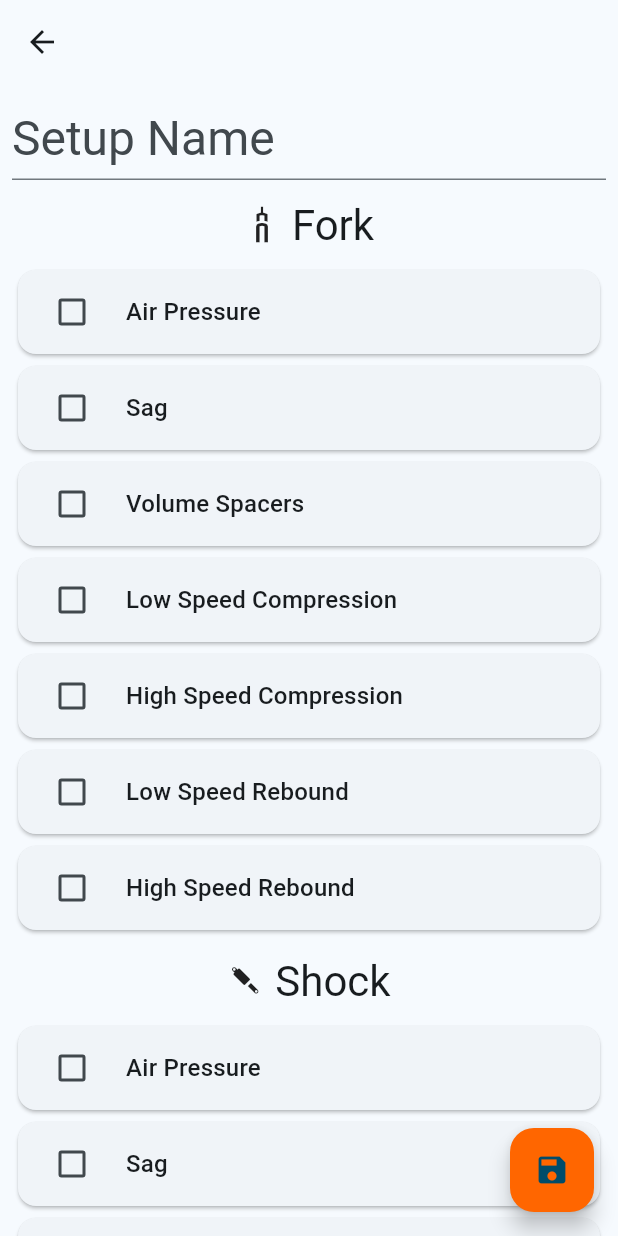
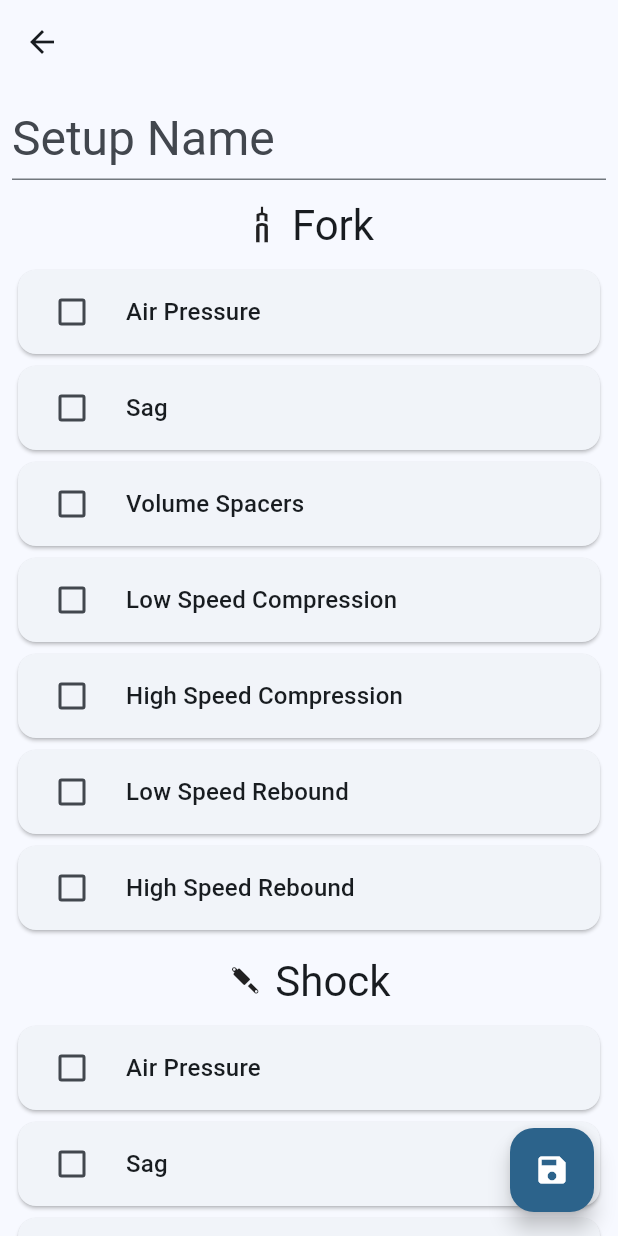
Before and after one commit to pec0ra/suspension_setup, a Flutter app: the screen it shows after launch, after a tap on the "add" icon, on a phone screen of 412 x 824 dp. Run offline on Flutter 3.47's test engine with Material 3 defaults, Android fonts, the phone set to English and light mode, and no system bars; our stand-ins replace file_picker, flutter_svg.

Commit message:
Color refresh

```diff
--- a/flutter_launcher_icons.yaml
+++ b/flutter_launcher_icons.yaml
@@ -6,8 +6,8 @@ flutter_launcher_icons:
   web:
     generate: true
     image_path: "assets/icon/icon-foreground-432.png"
-    background_color: "#13a2d1"
-    theme_color: "##13a2d1"
+    background_color: "#88a6c3"
+    theme_color: "#88a6c3"
   windows:
     generate: true
     image_path: "assets/icon/icon-foreground-432.png"
--- a/lib/home_page.dart
+++ b/lib/home_page.dart
@@ -115,6 +115,8 @@ class _HomePageState extends State<HomePage> {
         },
       ),
       floatingActionButton: FloatingActionButton(
+        backgroundColor: theme.colorScheme.primary,
+        foregroundColor: theme.colorScheme.onPrimary,
         onPressed: createSetup,
         tooltip: 'Add setup',
         child: const Icon(Icons.add),
--- a/lib/main.dart
+++ b/lib/main.dart
@@ -20,11 +20,12 @@ class SuspensionSetupApp extends StatelessWidget {
     return MaterialApp(
       title: 'Flutter Demo',
       theme: ThemeData(
-        colorScheme: ColorScheme.fromSeed(seedColor: const Color(0xff13a2dc), secondary: const Color(0xffff6600), tertiary: const Color(0xff13a2dc),),
+        colorScheme: ColorScheme.fromSeed(seedColor: const Color(0xff88a6c3), secondary: const Color(0xffff954f), tertiary: const Color(0xff88a6c3),),
         useMaterial3: true,
       ),
       darkTheme: ThemeData(
-        colorScheme: ColorScheme.fromSeed(brightness: Brightness.dark, seedColor: const Color(0xff13a2dc), secondary: const Color(0xffff6600), background: const Color(0xff111111), tertiary: const Color(0xff13a2dc).withOpacity(0.4)),
+        colorScheme: ColorScheme.fromSeed(brightness: Brightness.dark, seedColor: const Color(0xff88a6c3), secondary: const Color(0xffff6600), surface: const Color(0xff111111), tertiary: const Color(
+            0x8088a6c3)),
         useMaterial3: true,
       ),
       home: const HomePage(
--- a/lib/setup_edit.dart
+++ b/lib/setup_edit.dart
@@ -221,7 +221,8 @@ class _SetupEditState extends State<SetupEdit> {
         ),
       ),
       floatingActionButton: FloatingActionButton(
-        backgroundColor: theme.colorScheme.secondary,
+        backgroundColor: theme.colorScheme.primary,
+        foregroundColor: theme.colorScheme.onPrimary,
         onPressed: () => _onSetupChanged(context),
         tooltip: 'Save setup',
         child: const Icon(Icons.save),
```
Also changed, not shown: assets/icon/icon-512.png, assets/icon/icon.svg, assets/icon/splash.png, icons.svg, play-store-graphic.png, play-store-icon.png, splash.png (added), 82 other files.
